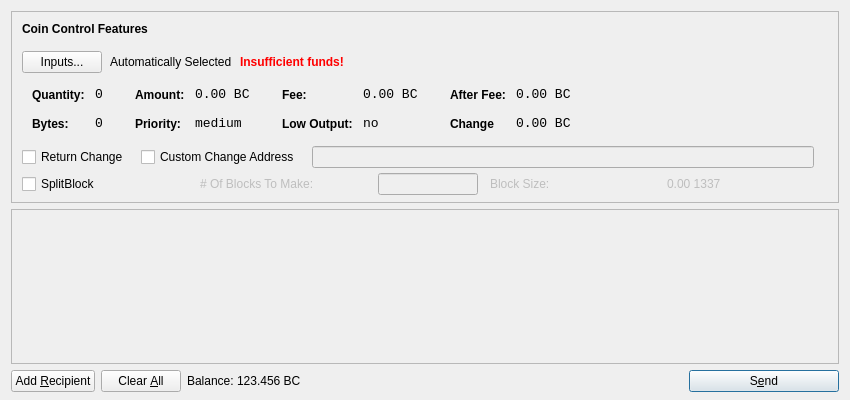
The window that src/qt/forms/sendcoinsdialog.ui (vashshawn/elitecurrencysource) describes before a commit, drawn with Qt 5.
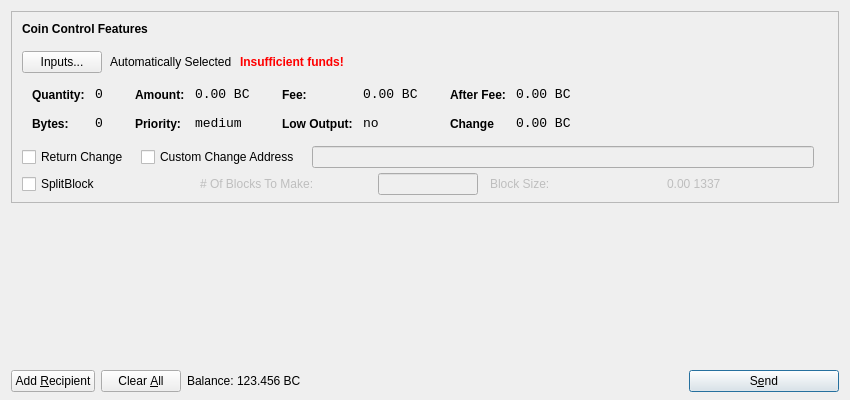
The same window after the commit. Icons and pictures are not drawn.

Commit message: nightly gui polish

Diff of the .ui file:
```diff
--- a/src/qt/forms/sendcoinsdialog.ui
+++ b/src/qt/forms/sendcoinsdialog.ui
@@ -717,6 +717,9 @@
    </item>
    <item>
     <widget class="QScrollArea" name="scrollArea">
+     <property name="styleSheet">
+      <string notr="true">background:transparent;</string>
+     </property>
      <property name="widgetResizable">
       <bool>true</bool>
      </property>
```
Left out of the diff: 3 changed lines with no effect on the pictures. The commit also changes 5 other files.
